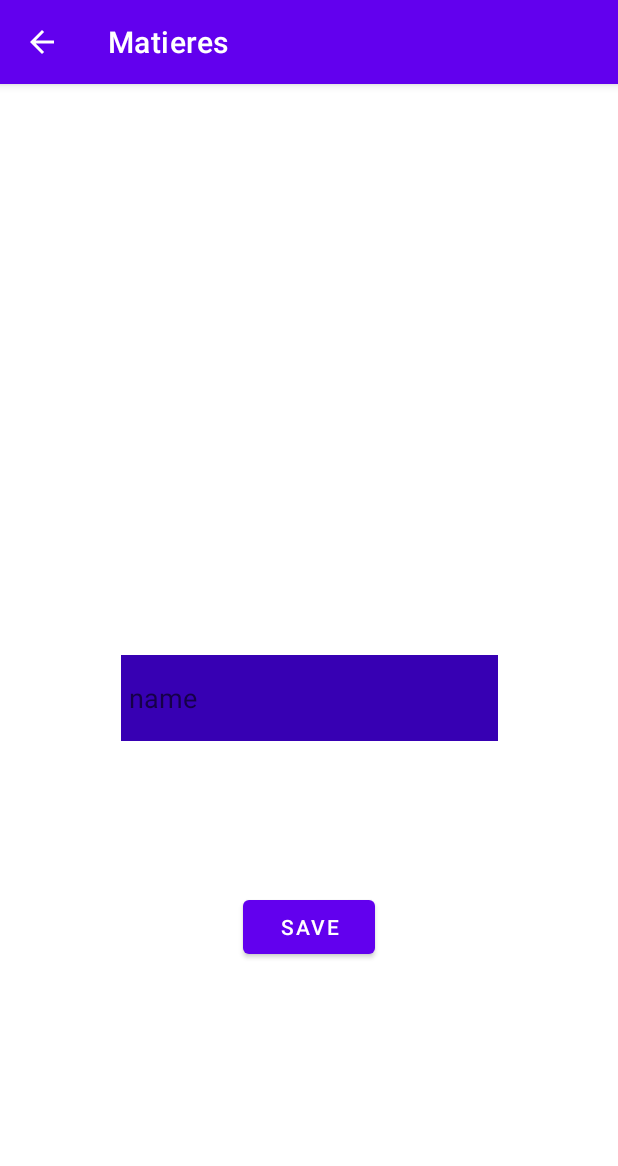
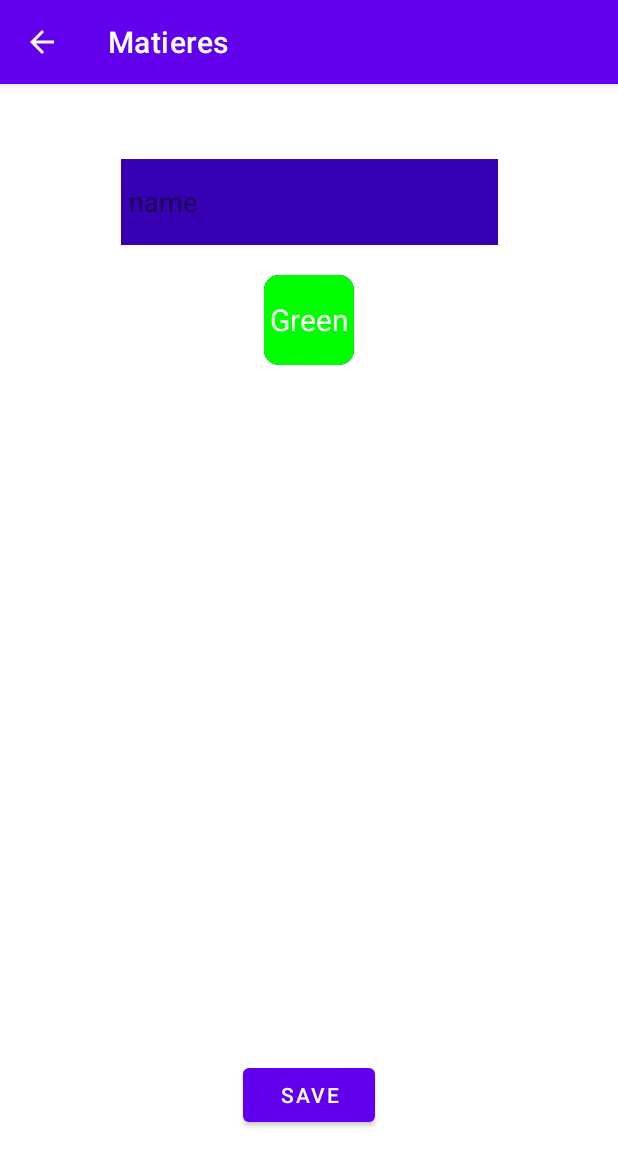
Before and after one commit to Oussafadi/GestionDeRevision-, an Android app: the AddMatiere screen opened directly, with no data from a screen before it, on a phone screen of 412 x 824 dp. Shown: the top 1166 px of the screen. Run offline under Robolectric (Android 15) with nearby library versions, the phone set to English and light mode, and no system bars.

Commit message:
sohaib changes

```diff
--- a/app/src/main/java/com/example/myapplication1/AddMatiere.kt
+++ b/app/src/main/java/com/example/myapplication1/AddMatiere.kt
@@ -4,17 +4,19 @@ import android.content.Intent
 import androidx.appcompat.app.AppCompatActivity
 import android.os.Bundle
 import android.view.View
-import android.widget.Button
-import android.widget.EditText
-import android.widget.TextView
-import android.widget.Toast
+import android.widget.*
+import com.example.myapplication1.data.ColorList
+import com.example.myapplication1.data.ColorObject
 import com.example.myapplication1.data.Matiere
 import com.example.myapplication1.data.Revision
 import com.example.myapplication1.db.appdatabase
 import java.sql.Date
 import java.text.SimpleDateFormat
 
+
 class AddMatiere : AppCompatActivity() {
+
+
 
     lateinit var db : appdatabase
 
@@ -26,16 +28,27 @@ class AddMatiere : AppCompatActivity() {
         val editName =findViewById<EditText>(R.id.tvname_matiere)
         val tv_error = findViewById<TextView>(R.id.error)
         val bt_save = findViewById<Button>(R.id.save)
+        val colorSpiner=findViewById<Spinner>(R.id.colorSpinner)
+        colorSpiner.apply {
+            adapter = ColorSpinnerAdapter(applicationContext, ColorList().basicColors())
+        }
 
         val id =intent.getIntExtra("id",0)
         val name =intent.getStringExtra("name")
-        if(id!=0)editName.text.insert(0,name)
+        val color=intent.getIntExtra("color",0)
+        if(id!=0){
+            editName.text.insert(0,name)
+            colorSpiner.setSelection(color)
+        }
+
+
 
         bt_save.setOnClickListener{
             tv_error.visibility= View.INVISIBLE
             tv_error.text=""
 
             val name = editName.text.toString()
+            val color=colorSpiner.selectedItemPosition
 
             if(name.isEmpty()){
                 tv_error.text="name required"
@@ -43,7 +56,7 @@ class AddMatiere : AppCompatActivity() {
 
             }else{
 
-                val newmatiere=Matiere(id,name)
+                val newmatiere=Matiere(id,name,color)
                 var res = false
                 if(id==0){
                     res = db.addMatiere(newmatiere)
@@ -54,6 +67,7 @@ class AddMatiere : AppCompatActivity() {
 
                 if(res){
                     Toast.makeText(this,"succes",Toast.LENGTH_LONG).show()
+
                     startActivity(Intent(this,MatiereActivity::class.java))
 
 //                    val rev=Revision(0,1, "revision",Date.valueOf("2020-12-10"),5,2,1)
--- /dev/null
+++ b/app/src/main/java/com/example/myapplication1/ColorSpinnerAdapter.kt
@@ -0,0 +1,52 @@
+package com.example.myapplication1
+
+import android.annotation.SuppressLint
+import android.content.Context
+import android.graphics.Color
+import android.view.LayoutInflater
+import android.view.View
+import android.view.ViewGroup
+import android.widget.ArrayAdapter
+import android.widget.TextView
+import com.example.myapplication1.data.ColorObject
+
+class ColorSpinnerAdapter(context: Context, list : List<ColorObject>)
+    : ArrayAdapter<ColorObject>(context, 0 , list)
+{
+    private var layoutInflater = LayoutInflater.from(context)
+
+    @SuppressLint("ViewHolder", "InflateParams")
+    override fun getView(position: Int, convertView: View?, parent: ViewGroup): View
+    {
+        val view: View = layoutInflater.inflate(R.layout.color_spinner_bg, null, true)
+        return view(view, position)
+    }
+
+    override fun getDropDownView(position: Int, convertView: View?, parent: ViewGroup): View
+    {
+        var cv = convertView
+        if(cv == null)
+            cv = layoutInflater.inflate(R.layout.color_spinner_item, parent, false)
+        return view(cv!!, position)
+    }
+
+    private fun view(view: View, position: Int): View
+    {
+        val colorObject : ColorObject = getItem(position) ?: return view
+
+        val colorNameItem = view.findViewById<TextView>(R.id.colorName)
+        val colorHexItem = view.findViewById<TextView>(R.id.colorHex)
+        val colorNameBG = view.findViewById<TextView>(R.id.colorNameBG)
+        val colorBlob = view.findViewById<View>(R.id.colorBlob)
+
+        colorNameBG?.text = colorObject.name
+        colorNameBG?.setTextColor(Color.parseColor(colorObject.contrastHexHash))
+
+        colorNameItem?.text = colorObject.name
+        colorHexItem?.text = colorObject.hex
+
+        colorBlob?.background?.setTint(Color.parseColor(colorObject.hexHash))
+
+        return view
+    }
+}
--- /dev/null
+++ b/app/src/main/java/com/example/myapplication1/data/ColorList.kt
@@ -0,0 +1,39 @@
+package com.example.myapplication1.data
+
+class ColorList
+{
+    private val blackHex = "000000"
+    private val whiteHex = "FFFFFF"
+
+    val defaultColor: ColorObject = basicColors()[0]
+
+    fun colorPosition(colorObject: ColorObject): Int
+    {
+        for (i in basicColors().indices)
+        {
+            if(colorObject == basicColors()[i])
+                return i
+        }
+        return 0
+    }
+
+    fun basicColors(): List<ColorObject>
+    {
+        return listOf(
+            ColorObject("Green", "00FF00", whiteHex),
+            ColorObject("Orange", "FF9800", blackHex),
+            ColorObject("Yellow", "FFFF00", blackHex),
+            ColorObject("Gray", "808080", whiteHex),
+//            ColorObject("Maroon", "800000", whiteHex),
+//            ColorObject("Red", "FF0000", whiteHex),
+//            ColorObject("Fuchsia", "FF00FF", whiteHex),
+//            ColorObject("Green", "008000", whiteHex),
+//            ColorObject("Lime", "00FF00", blackHex),
+//            ColorObject("Olive", "808000", whiteHex),
+//            ColorObject("Navy", "000080", whiteHex),
+//            ColorObject("Blue", "0000FF", whiteHex),
+//            ColorObject("Teal", "008080", whiteHex),
+//            ColorObject("Aqua", "00FFFF", blackHex)
+        )
+    }
+}
--- /dev/null
+++ b/app/src/main/java/com/example/myapplication1/data/ColorObject.kt
@@ -0,0 +1,7 @@
+package com.example.myapplication1.data
+
+class ColorObject(var name: String, var hex: String, var contrastHex: String)
+{
+    val hexHash : String = "#$hex"
+    val contrastHexHash : String = "#$contrastHex"
+}
--- a/app/src/main/java/com/example/myapplication1/data/Matiere.kt
+++ b/app/src/main/java/com/example/myapplication1/data/Matiere.kt
@@ -2,6 +2,7 @@ package com.example.myapplication1.data
 
 data class Matiere(
     var id: Int,
-    var name: String
+    var name: String,
+    var color:Int
 
 )
--- /dev/null
+++ b/app/src/main/res/drawable/color_blob.xml
@@ -0,0 +1,8 @@
+<?xml version="1.0" encoding="utf-8"?>
+<shape
+    xmlns:android="http://schemas.android.com/apk/res/android"
+    android:shape="rectangle">
+    <solid android:color="@color/purple_700"/>
+    <corners android:radius="10dp"/>
+
+</shape>
--- a/app/src/main/res/layout/activity_add_matiere.xml
+++ b/app/src/main/res/layout/activity_add_matiere.xml
@@ -17,23 +17,21 @@
         android:hint="name"
         android:inputType="textPersonName"
         android:padding="5dp"
-        app:layout_constraintBottom_toBottomOf="parent"
         app:layout_constraintEnd_toEndOf="parent"
         app:layout_constraintHorizontal_bias="0.5"
         app:layout_constraintStart_toStartOf="parent"
-        app:layout_constraintTop_toTopOf="parent"
-        app:layout_constraintVertical_bias="0.5" />
+        app:layout_constraintTop_toTopOf="parent" />
 
     <Button
         android:id="@+id/save"
         android:layout_width="wrap_content"
         android:layout_height="wrap_content"
-        android:layout_marginTop="100dp"
+        android:layout_marginBottom="70dp"
         android:text="save"
+        app:layout_constraintBottom_toBottomOf="parent"
         app:layout_constraintEnd_toEndOf="parent"
         app:layout_constraintHorizontal_bias="0.5"
-        app:layout_constraintStart_toStartOf="parent"
-        app:layout_constraintTop_toBottomOf="@+id/tvname_matiere" />
+        app:layout_constraintStart_toStartOf="parent" />
 
     <TextView
         android:id="@+id/error"
@@ -45,4 +43,23 @@
         app:layout_constraintHorizontal_bias="0.498"
         app:layout_constraintStart_toStartOf="parent" />
 
+
+    <Spinner
+        android:id="@+id/colorSpinner"
+        android:layout_width="60dp"
+        android:layout_height="60dp"
+        android:layout_gravity="center"
+        android:layout_marginTop="20dp"
+        android:layout_weight="1"
+        android:background="@drawable/color_blob"
+        android:gravity="center"
+        android:spinnerMode="dialog"
+        android:textAlignment="center"
+        app:layout_constraintEnd_toEndOf="parent"
+        app:layout_constraintHorizontal_bias="0.5"
+        app:layout_constraintStart_toStartOf="parent"
+        app:layout_constraintTop_toBottomOf="@+id/tvname_matiere"
+        tools:ignore="SpeakableTextPresentCheck" />
+
+
 </androidx.constraintlayout.widget.ConstraintLayout>
--- /dev/null
+++ b/app/src/main/res/layout/color_spinner_bg.xml
@@ -0,0 +1,23 @@
+<?xml version="1.0" encoding="utf-8"?>
+<RelativeLayout
+    xmlns:android="http://schemas.android.com/apk/res/android"
+    android:layout_width="match_parent"
+    android:layout_height="match_parent">
+
+    <View
+        android:layout_width="match_parent"
+        android:layout_height="match_parent"
+        android:background="@drawable/color_blob"
+        android:layout_gravity="center"
+        android:id="@+id/colorBlob"/>
+
+    <TextView
+        android:layout_width="match_parent"
+        android:layout_height="match_parent"
+        android:text="Purple"
+        android:textColor="@color/white"
+        android:textSize="20sp"
+        android:gravity="center"
+        android:id="@+id/colorNameBG"/>
+
+</RelativeLayout>
--- a/app/src/main/res/layout/item_matiere.xml
+++ b/app/src/main/res/layout/item_matiere.xml
@@ -13,6 +13,7 @@
     >
 
     <androidx.constraintlayout.widget.ConstraintLayout
+        android:id="@+id/matiere_container"
         android:layout_width="match_parent"
         android:layout_height="match_parent">
 
```
Also changed, not shown: app/src/main/java/com/example/myapplication1/MatiereAdapter.kt (+23 -4 lines), app/src/main/java/com/example/myapplication1/db/appdatabase.kt (+6 -3 lines), app/src/main/res/layout/color_spinner_item.xml (added, +38 -0 lines).
